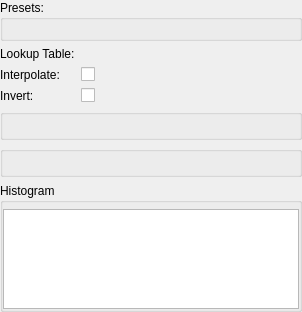
The window that Modules/Loadable/Volumes/Widgets/Resources/UI/qSlicerScalarVolumeDisplayWidget.ui (Revvity/Slicer) describes before a commit, drawn with Qt 5.
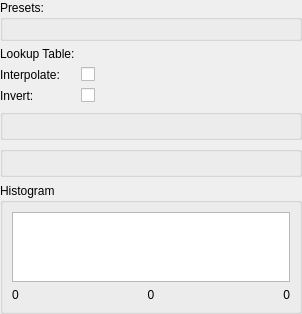
The same window after the commit. Custom widgets are drawn as their Qt base class.

Commit message:
[backport] ENH: Improve histogram display in Volumes module
Improved histogram in Volumes module:
- Use the currently selected color table, window/level, and threshold settings to color the background
- Added minimum, center, maximum values to the horizontal axis of the histogram
- Fixed slow window/level adjustment when the histogram was displayed

Cherry-picked commit https://github.com/Slicer/Slicer/commit/c1ec49d09ffe1d8733bc00272206d3c661dbb03c

The edit to the form file:
```diff
--- a/Modules/Loadable/Volumes/Widgets/Resources/UI/qSlicerScalarVolumeDisplayWidget.ui
+++ b/Modules/Loadable/Volumes/Widgets/Resources/UI/qSlicerScalarVolumeDisplayWidget.ui
@@ -154,35 +154,74 @@
      <property name="checked">
       <bool>false</bool>
      </property>
-     <layout class="QGridLayout" name="gridLayout_2">
-      <property name="leftMargin">
-       <number>0</number>
-      </property>
-      <property name="topMargin">
-       <number>6</number>
-      </property>
-      <property name="rightMargin">
-       <number>0</number>
-      </property>
-      <property name="bottomMargin">
-       <number>0</number>
-      </property>
-      <item row="0" column="0">
+     <layout class="QVBoxLayout" name="verticalLayout_21">
+      <item>
        <widget class="ctkTransferFunctionView" name="TransferFunctionView">
-        <property name="sizePolicy">
-         <sizepolicy hsizetype="Expanding" vsizetype="Fixed">
-          <horstretch>0</horstretch>
-          <verstretch>0</verstretch>
-         </sizepolicy>
+        <property name="minimumHeight">
+         <number>150</number>
         </property>
-        <property name="minimumSize">
-         <size>
-          <width>0</width>
-          <height>100</height>
-         </size>
+        <property name="maximumHeight">
+         <number>150</number>
+        </property>
+        <property name="horizontalScrollBarPolicy">
+         <enum>Qt::ScrollBarAlwaysOff</enum>
+        </property>
+        <property name="verticalScrollBarPolicy">
+         <enum>Qt::ScrollBarAlwaysOff</enum>
+        </property>
+        <property name="frameStyle">
+         <set>QFrame::StyledPanel|QFrame::Sunken</set>
         </property>
        </widget>
       </item>
+      <item>
+       <layout class="QHBoxLayout" name="histogramLabelsLayout">
+        <item>
+         <widget class="QLabel" name="MinValueLabel">
+          <property name="text">
+           <string>0</string>
+          </property>
+          <property name="alignment">
+           <set>Qt::AlignLeft|Qt::AlignVCenter</set>
+          </property>
+         </widget>
+        </item>
+        <item>
+         <spacer name="horizontalSpacer_2">
+          <property name="orientation">
+           <enum>Qt::Horizontal</enum>
+          </property>
+         </spacer>
+        </item>
+        <item>
+         <widget class="QLabel" name="CenterValueLabel">
+          <property name="text">
+           <string>0</string>
+          </property>
+          <property name="alignment">
+           <set>Qt::AlignCenter|Qt::AlignVCenter</set>
+          </property>
+         </widget>
+        </item>
+        <item>
+         <spacer name="horizontalSpacer_3">
+          <property name="orientation">
+           <enum>Qt::Horizontal</enum>
+          </property>
+         </spacer>
+        </item>
+        <item>
+         <widget class="QLabel" name="MaxValueLabel">
+          <property name="text">
+           <string>0</string>
+          </property>
+          <property name="alignment">
+           <set>Qt::AlignRight|Qt::AlignVCenter</set>
+          </property>
+         </widget>
+        </item>
+       </layout>
+      </item>
      </layout>
     </widget>
    </item>
```
The commit also changes 1 other file.
